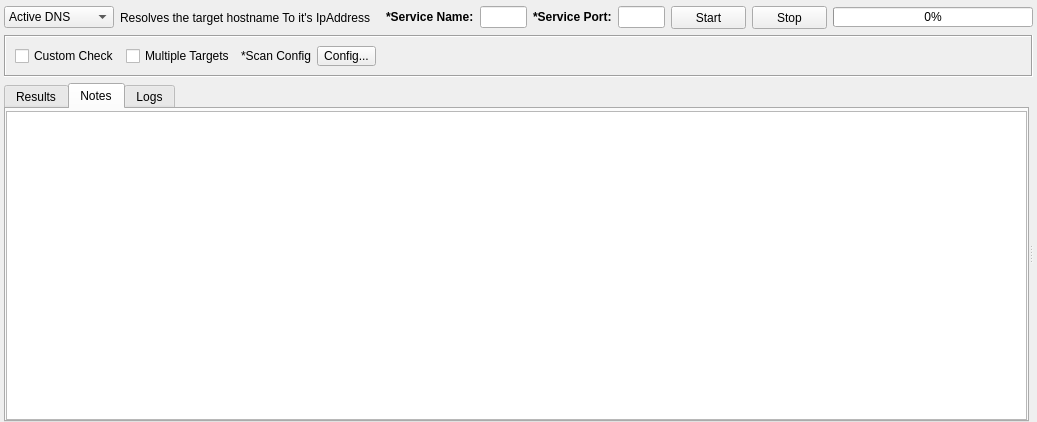
Above: sub3suite/src/engines/active/Active.ui from 3nock/OTE before the change. Below: the same form after it.
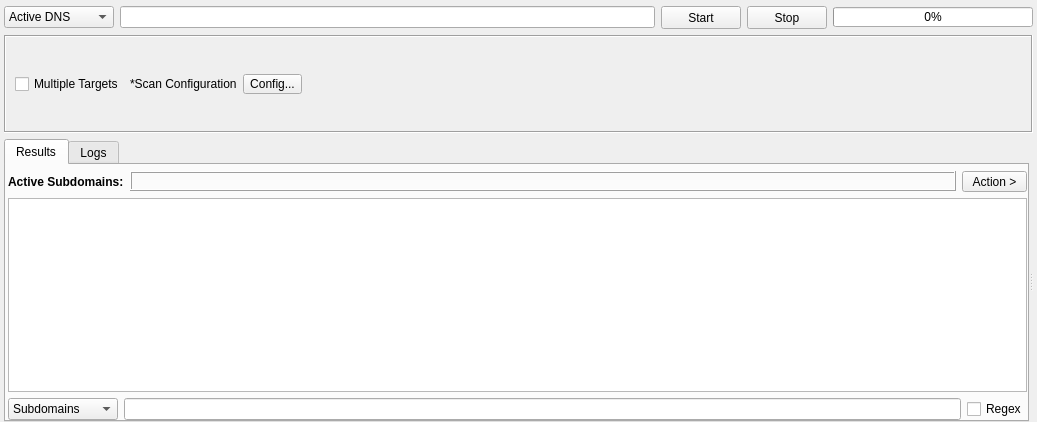
That is the form after the change. The open tabs and pages were chosen to show the change. Custom widgets are drawn as their Qt base class.

Commit message: re-implementing the active scanner

```diff
--- a/sub3suite/src/engines/active/Active.ui
+++ b/sub3suite/src/engines/active/Active.ui
@@ -32,27 +32,6 @@
    <item>
     <layout class="QHBoxLayout" name="horizontalLayout_5">
      <item>
-      <widget class="QFrame" name="frameDefault">
-       <property name="frameShape">
-        <enum>QFrame::NoFrame</enum>
-       </property>
-       <property name="frameShadow">
-        <enum>QFrame::Raised</enum>
-       </property>
-       <layout class="QHBoxLayout" name="horizontalLayout_3">
-        <property name="leftMargin">
-         <number>0</number>
-        </property>
-        <property name="topMargin">
-         <number>0</number>
-        </property>
-        <property name="rightMargin">
-         <number>0</number>
-        </property>
-        <property name="bottomMargin">
-         <number>0</number>
-        </property>
-        <item>
          <widget class="QComboBox" name="comboBoxOption">
           <property name="sizePolicy">
            <sizepolicy hsizetype="Fixed" vsizetype="Fixed">
@@ -79,134 +58,13 @@
           </item>
           <item>
            <property name="text">
-            <string>Active For HTTP</string>
-           </property>
-          </item>
-          <item>
-           <property name="text">
-            <string>Active For HTTPS</string>
-           </property>
-          </item>
-          <item>
-           <property name="text">
-            <string>Active For FTP</string>
-           </property>
-          </item>
-          <item>
-           <property name="text">
-            <string>Active For SMTP</string>
-           </property>
-          </item>
+         <string>Active Service</string>
+        </property>
+       </item>
          </widget>
         </item>
         <item>
-         <widget class="QLabel" name="label_details">
-          <property name="font">
-           <font>
-            <weight>50</weight>
-            <bold>false</bold>
-           </font>
-          </property>
-          <property name="text">
-           <string>Resolves the target hostname To it's IpAddress</string>
-          </property>
-         </widget>
-        </item>
-       </layout>
-      </widget>
-     </item>
-     <item>
-      <widget class="QFrame" name="frameCustom">
-       <property name="frameShape">
-        <enum>QFrame::NoFrame</enum>
-       </property>
-       <property name="frameShadow">
-        <enum>QFrame::Sunken</enum>
-       </property>
-       <layout class="QHBoxLayout" name="horizontalLayout">
-        <property name="leftMargin">
-         <number>9</number>
-        </property>
-        <property name="topMargin">
-         <number>0</number>
-        </property>
-        <property name="rightMargin">
-         <number>0</number>
-        </property>
-        <property name="bottomMargin">
-         <number>0</number>
-        </property>
-        <item>
-         <widget class="QLabel" name="label_3">
-          <property name="sizePolicy">
-           <sizepolicy hsizetype="Maximum" vsizetype="Maximum">
-            <horstretch>0</horstretch>
-            <verstretch>0</verstretch>
-           </sizepolicy>
-          </property>
-          <property name="minimumSize">
-           <size>
-            <width>0</width>
-            <height>0</height>
-           </size>
-          </property>
-          <property name="font">
-           <font>
-            <weight>75</weight>
-            <bold>true</bold>
-           </font>
-          </property>
-          <property name="text">
-           <string>*Service Name:</string>
-          </property>
-         </widget>
-        </item>
-        <item>
-         <widget class="QLineEdit" name="lineEditServiceName"/>
-        </item>
-        <item>
-         <widget class="QLabel" name="label_4">
-          <property name="sizePolicy">
-           <sizepolicy hsizetype="Maximum" vsizetype="Maximum">
-            <horstretch>0</horstretch>
-            <verstretch>0</verstretch>
-           </sizepolicy>
-          </property>
-          <property name="minimumSize">
-           <size>
-            <width>0</width>
-            <height>0</height>
-           </size>
-          </property>
-          <property name="font">
-           <font>
-            <weight>75</weight>
-            <bold>true</bold>
-           </font>
-          </property>
-          <property name="text">
-           <string>*Service Port:</string>
-          </property>
-         </widget>
-        </item>
-        <item>
-         <widget class="QLineEdit" name="lineEditServicePort"/>
-        </item>
-       </layout>
-      </widget>
-     </item>
-     <item>
-      <spacer name="horizontalSpacer">
-       <property name="orientation">
-        <enum>Qt::Horizontal</enum>
-       </property>
-       <property name="sizeHint" stdset="0">
-        <size>
-         <width>40</width>
-         <height>20</height>
-        </size>
-       </property>
-      </spacer>
+      <widget class="QLineEdit" name="lineEditTarget"/>
      </item>
      <item>
       <widget class="QPushButton" name="buttonStart">
@@ -277,25 +135,7 @@
     </layout>
    </item>
    <item>
-    <widget class="QFrame" name="frame">
-     <property name="sizePolicy">
-      <sizepolicy hsizetype="Preferred" vsizetype="Preferred">
-       <horstretch>0</horstretch>
-       <verstretch>0</verstretch>
-      </sizepolicy>
-     </property>
-     <property name="minimumSize">
-      <size>
-       <width>0</width>
-       <height>42</height>
-      </size>
-     </property>
-     <property name="maximumSize">
-      <size>
-       <width>16777215</width>
-       <height>42</height>
-      </size>
-     </property>
+    <widget class="QFrame" name="">
      <property name="frameShape">
       <enum>QFrame::Box</enum>
      </property>
@@ -303,13 +143,18 @@
       <enum>QFrame::Sunken</enum>
      </property>
      <layout class="QHBoxLayout" name="horizontalLayout_2">
-      <item>
-       <widget class="QCheckBox" name="checkBoxCustomActive">
-        <property name="text">
-         <string>Custom Check</string>
-        </property>
-       </widget>
-      </item>
+      <property name="leftMargin">
+       <number>9</number>
+      </property>
+      <property name="topMargin">
+       <number>6</number>
+      </property>
+      <property name="rightMargin">
+       <number>9</number>
+      </property>
+      <property name="bottomMargin">
+       <number>6</number>
+      </property>
       <item>
        <widget class="QCheckBox" name="checkBoxMultipleTargets">
         <property name="text">
@@ -320,7 +165,7 @@
       <item>
        <widget class="QLabel" name="label">
         <property name="text">
-         <string>*Scan Config</string>
+         <string>*Scan Configuration</string>
         </property>
        </widget>
       </item>
@@ -589,29 +434,14 @@
              <item>
               <widget class="QLineEdit" name="lineEditFilter"/>
              </item>
-            </layout>
-           </item>
-          </layout>
-         </widget>
-         <widget class="QWidget" name="tabNotes">
-          <attribute name="title">
-           <string>Notes</string>
-          </attribute>
-          <layout class="QVBoxLayout" name="verticalLayout_3">
-           <property name="leftMargin">
-            <number>0</number>
-           </property>
-           <property name="topMargin">
-            <number>2</number>
-           </property>
-           <property name="rightMargin">
-            <number>0</number>
-           </property>
-           <property name="bottomMargin">
-            <number>0</number>
-           </property>
            <item>
-            <widget class="QPlainTextEdit" name="plainTextEditNotes"/>
+              <widget class="QCheckBox" name="checkBoxRegex">
+               <property name="text">
+                <string>Regex</string>
+               </property>
+              </widget>
+             </item>
+            </layout>
            </item>
           </layout>
          </widget>
```
Lines whose indentation alone changed are shown as unchanged. The commit also changes 145 other files.
